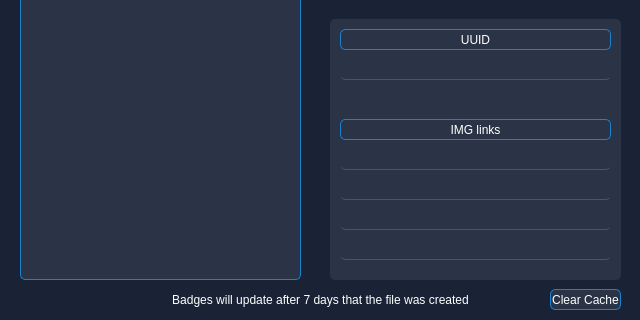
The window that ui/TeamspeakBadgesViewer.ui (alessandrobasi/teamspeak-badges-parser-c) describes before a commit, drawn with Qt 5; both pictures show x 0 to 640 and y 150 to 470 of the 640 by 470 pixel window.
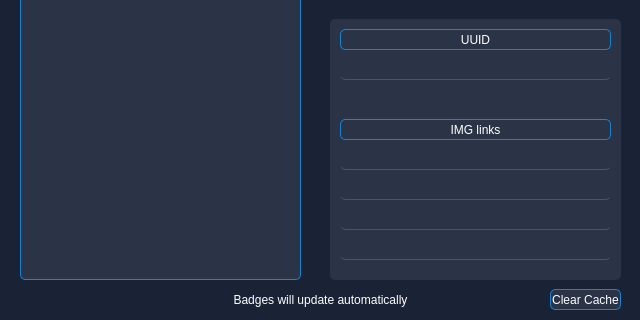
The same window after the commit. Icons and pictures are not drawn.

The edit to the form file:
```diff
--- a/ui/TeamspeakBadgesViewer.ui
+++ b/ui/TeamspeakBadgesViewer.ui
@@ -472,7 +472,7 @@
      </rect>
     </property>
     <property name="text">
-     <string>Badges will update after 7 days that the file was created</string>
+     <string>Badges will update automatically</string>
     </property>
     <property name="alignment">
      <set>Qt::AlignCenter</set>
```
Left out of the diff: 12 changed lines with no effect on the pictures.
